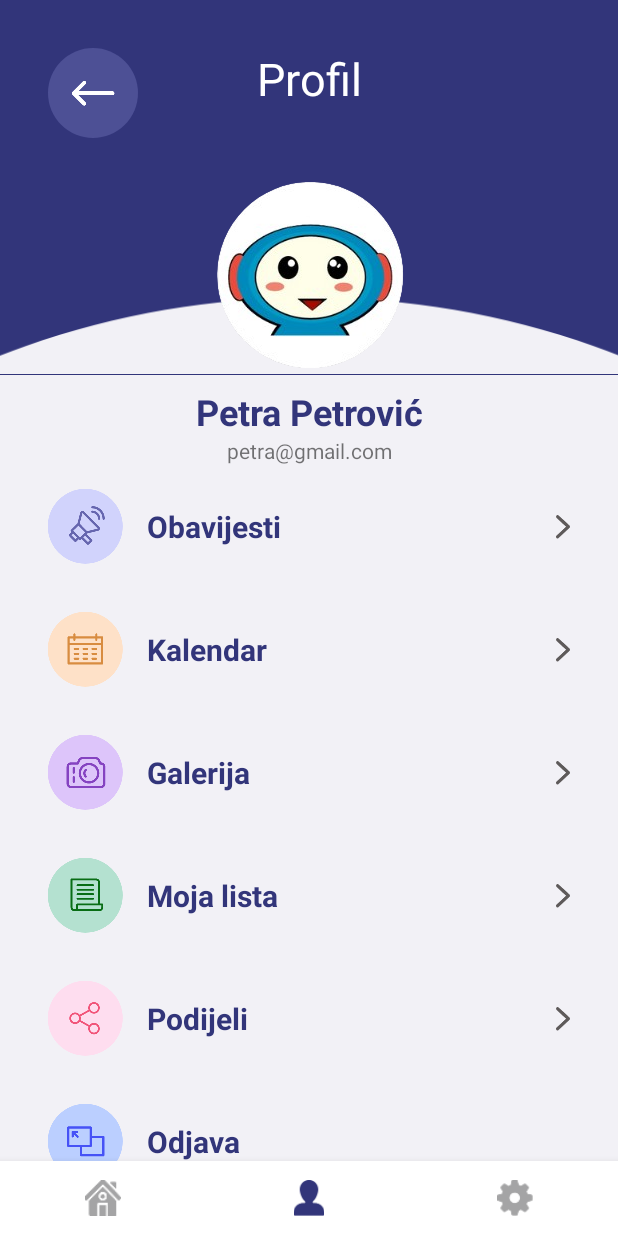
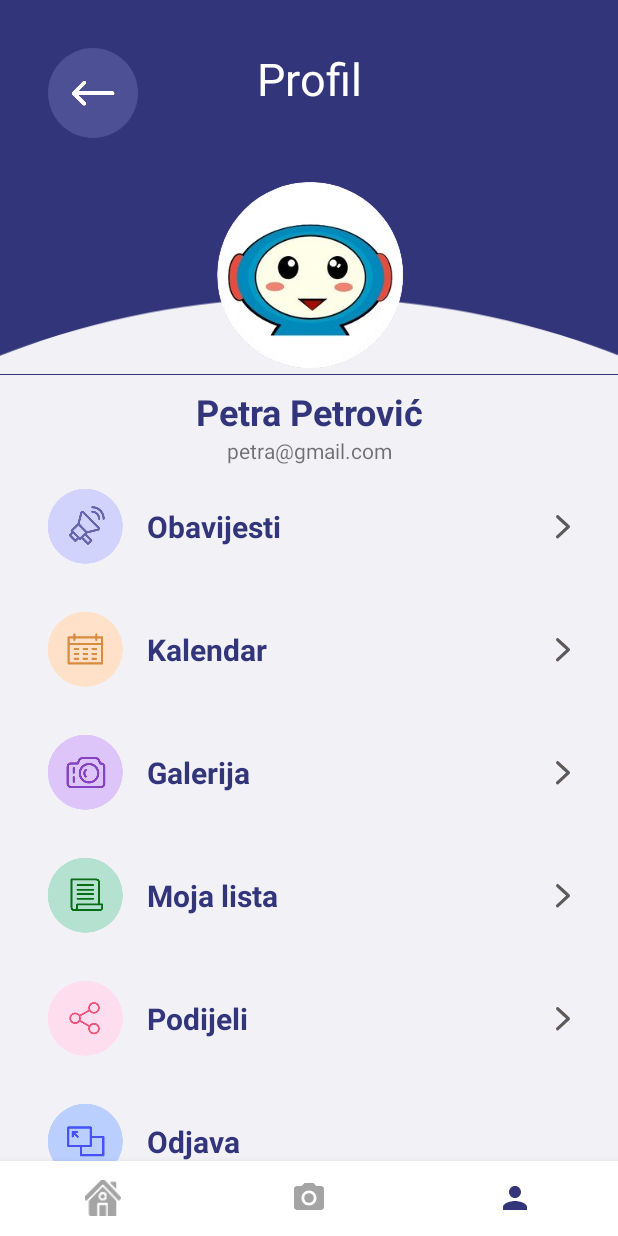
Before and after one commit to pp53564/scanny_frontend, an Android app: the ProfileActivity screen opened directly, with no data from a screen before it, on a phone screen of 412 x 824 dp. Run offline under Robolectric (Android 15) with nearby library versions, the phone set to English and light mode, and no system bars; libraries missing offline, so code that uses them is left out: com.scanny_project.

Commit message:
bottom navigation changed and bottom sheet changed

```diff
--- a/app/src/main/java/com/scanny_project/HomeActivity.kt
+++ b/app/src/main/java/com/scanny_project/HomeActivity.kt
@@ -19,7 +19,7 @@ class HomeActivity : AppCompatActivity() {
         binding = ActivityHomeBinding.inflate(layoutInflater)
         setContentView(binding.root)
 
-        navigation = binding.bottomNavigationView
+        navigation = binding.root.findViewById(R.id.bottomNavigationView)
 
         navigation.setOnItemSelectedListener { item ->
             when(item.itemId) {
@@ -28,8 +28,8 @@ class HomeActivity : AppCompatActivity() {
                     startActivity(Intent(applicationContext, ProfileActivity::class.java))
                     true
                 }
-                R.id.settings -> {
-                    startActivity(Intent(applicationContext, ProfileActivity::class.java))
+                R.id.camera -> {
+                    startActivity(Intent(applicationContext, CameraActivity::class.java))
                     true
                 }
                 else -> false
--- a/app/src/main/java/com/scanny_project/ProfileActivity.kt
+++ b/app/src/main/java/com/scanny_project/ProfileActivity.kt
@@ -25,8 +25,8 @@ class ProfileActivity : AppCompatActivity() {
                     true
                 }
                 R.id.profile -> true
-                R.id.settings -> {
-                    startActivity(Intent(applicationContext, ProfileActivity::class.java))
+                R.id.camera -> {
+                    startActivity(Intent(applicationContext, CameraActivity::class.java))
                     true
                 }
                 else -> false
--- /dev/null
+++ b/app/src/main/res/drawable/baseline_person_24.xml
@@ -0,0 +1,5 @@
+<vector android:height="24dp" android:tint="#32357A"
+    android:viewportHeight="24" android:viewportWidth="24"
+    android:width="24dp" xmlns:android="http://schemas.android.com/apk/res/android">
+    <path android:fillColor="@android:color/white" android:pathData="M12,12c2.21,0 4,-1.79 4,-4s-1.79,-4 -4,-4 -4,1.79 -4,4 1.79,4 4,4zM12,14c-2.67,0 -8,1.34 -8,4v2h16v-2c0,-2.66 -5.33,-4 -8,-4z"/>
+</vector>
--- /dev/null
+++ b/app/src/main/res/drawable/camera.xml
@@ -0,0 +1,6 @@
+<vector android:height="24dp" android:tint="#32357A"
+    android:viewportHeight="24" android:viewportWidth="24"
+    android:width="24dp" xmlns:android="http://schemas.android.com/apk/res/android">
+    <path android:fillColor="@android:color/white" android:pathData="M12,12m-3.2,0a3.2,3.2 0,1 1,6.4 0a3.2,3.2 0,1 1,-6.4 0"/>
+    <path android:fillColor="@android:color/white" android:pathData="M9,2L7.17,4L4,4c-1.1,0 -2,0.9 -2,2v12c0,1.1 0.9,2 2,2h16c1.1,0 2,-0.9 2,-2L22,6c0,-1.1 -0.9,-2 -2,-2h-3.17L15,2L9,2zM12,17c-2.76,0 -5,-2.24 -5,-5s2.24,-5 5,-5 5,2.24 5,5 -2.24,5 -5,5z"/>
+</vector>
--- /dev/null
+++ b/app/src/main/res/drawable/down.xml
@@ -0,0 +1,5 @@
+<vector android:height="44dp" android:tint="#32357A"
+    android:viewportHeight="24" android:viewportWidth="24"
+    android:width="44dp" xmlns:android="http://schemas.android.com/apk/res/android">
+    <path android:fillColor="@android:color/white" android:pathData="M20,12l-1.41,-1.41L13,16.17V4h-2v12.17l-5.58,-5.59L4,12l8,8 8,-8z"/>
+</vector>
--- a/app/src/main/res/layout/activity_camera.xml
+++ b/app/src/main/res/layout/activity_camera.xml
@@ -25,8 +25,8 @@
             tools:context=".MainActivity" />
 
         <androidx.constraintlayout.widget.ConstraintLayout
-            android:layout_width="60dp"
-            android:layout_height="60dp"
+            android:layout_width="40dp"
+            android:layout_height="40dp"
             android:layout_marginStart="8dp"
             android:layout_marginTop="8dp"
             android:background="@drawable/background_oval_1"
--- a/app/src/main/res/layout/activity_profile.xml
+++ b/app/src/main/res/layout/activity_profile.xml
@@ -322,30 +322,6 @@
             </androidx.constraintlayout.widget.ConstraintLayout>
         </LinearLayout>
     </ScrollView>
-    <androidx.coordinatorlayout.widget.CoordinatorLayout
-        android:layout_width="match_parent"
-        android:layout_height="80dp"
-        app:layout_constraintBottom_toBottomOf="parent"
-        app:layout_constraintEnd_toEndOf="parent"
-        app:layout_constraintStart_toStartOf="parent">
-
-        <FrameLayout
-            android:id="@+id/frame_layout"
-            android:layout_width="0dp"
-            android:layout_height="0dp"
-            app:layout_constraintEnd_toEndOf="parent"
-            app:layout_constraintStart_toStartOf="parent"
-            app:layout_constraintBottom_toTopOf="@+id/bottomNavigationView">
-        </FrameLayout>
-
-        <com.google.android.material.bottomnavigation.BottomNavigationView
-            android:id="@+id/bottomNavigationView"
-            android:layout_width="match_parent"
-            android:layout_height="50dp"
-            android:layout_gravity="bottom"
-            android:backgroundTint="@color/white"
-            app:menu="@menu/bottom_nav_menu"
-            app:labelVisibilityMode="unlabeled"
-            app:itemIconTint="@drawable/color_nav"/>
-    </androidx.coordinatorlayout.widget.CoordinatorLayout>
+    <include android:id="@+id/bottom_navigation_layout"
+        layout="@layout/bottom_navigation" />
 </androidx.constraintlayout.widget.ConstraintLayout>
--- /dev/null
+++ b/app/src/main/res/layout/bottom_navigation.xml
@@ -0,0 +1,38 @@
+<?xml version="1.0" encoding="utf-8"?>
+<androidx.constraintlayout.widget.ConstraintLayout xmlns:android="http://schemas.android.com/apk/res/android"
+    xmlns:tools="http://schemas.android.com/tools"
+    xmlns:app="http://schemas.android.com/apk/res-auto"
+    android:layout_width="match_parent"
+    android:layout_height="match_parent"
+    tools:ignore="MissingDefaultResource"
+    android:id="@+id/bottom_navigation_layout">
+
+    <androidx.coordinatorlayout.widget.CoordinatorLayout
+        android:layout_width="match_parent"
+        android:layout_height="80dp"
+        app:layout_constraintBottom_toBottomOf="parent"
+        app:layout_constraintEnd_toEndOf="parent"
+        app:layout_constraintStart_toStartOf="parent">
+
+        <FrameLayout
+            android:id="@+id/frame_layout"
+            android:layout_width="0dp"
+            android:layout_height="0dp"
+            app:layout_constraintEnd_toEndOf="parent"
+            app:layout_constraintStart_toStartOf="parent"
+            app:layout_constraintBottom_toTopOf="@+id/bottomNavigationView">
+        </FrameLayout>
+
+        <com.google.android.material.bottomnavigation.BottomNavigationView
+            android:id="@+id/bottomNavigationView"
+            android:layout_width="match_parent"
+            android:layout_height="50dp"
+            android:layout_gravity="bottom"
+            android:backgroundTint="@color/white"
+            app:elevation="8dp"
+            app:itemIconTint="@drawable/color_nav"
+            app:labelVisibilityMode="unlabeled"
+            app:menu="@menu/bottom_nav_menu" />
+    </androidx.coordinatorlayout.widget.CoordinatorLayout>
+
+</androidx.constraintlayout.widget.ConstraintLayout>
--- a/app/src/main/res/layout/bottom_sheet.xml
+++ b/app/src/main/res/layout/bottom_sheet.xml
@@ -21,6 +21,7 @@
             android:layout_width="match_parent">
 
             <ImageView
+                android:id="@+id/imUp"
                 android:layout_width="wrap_content"
                 android:layout_height="wrap_content"
                 android:layout_centerInParent="true"
--- a/app/src/main/res/menu/bottom_nav_menu.xml
+++ b/app/src/main/res/menu/bottom_nav_menu.xml
@@ -6,12 +6,11 @@
         android:icon="@drawable/bottom_btn1"
         android:id="@+id/home"/>
     <item
-        android:title="Quiz"
-        android:icon="@drawable/bottom_btn3"
-        android:background="@android:color/transparent"
+        android:title="Camera"
+        android:icon="@drawable/camera"
+        android:id="@+id/camera"/>
+    <item
+        android:title="Profile"
+        android:icon="@drawable/baseline_person_24"
         android:id="@+id/profile"/>
-    <item
-        android:title="Settings"
-        android:icon="@drawable/bottom_btn4"
-        android:id="@+id/settings"/>
 </menu>
```
Also changed, not shown: app/src/main/java/com/scanny_project/Camera/CameraFragment.kt (+21 -0 lines), app/src/main/java/com/scanny_project/OverlayView.kt (+7 -4 lines), app/src/main/res/layout/activity_home.xml (+2 -63 lines), app/src/main/res/layout/activity_main.xml (+5 -4 lines).
